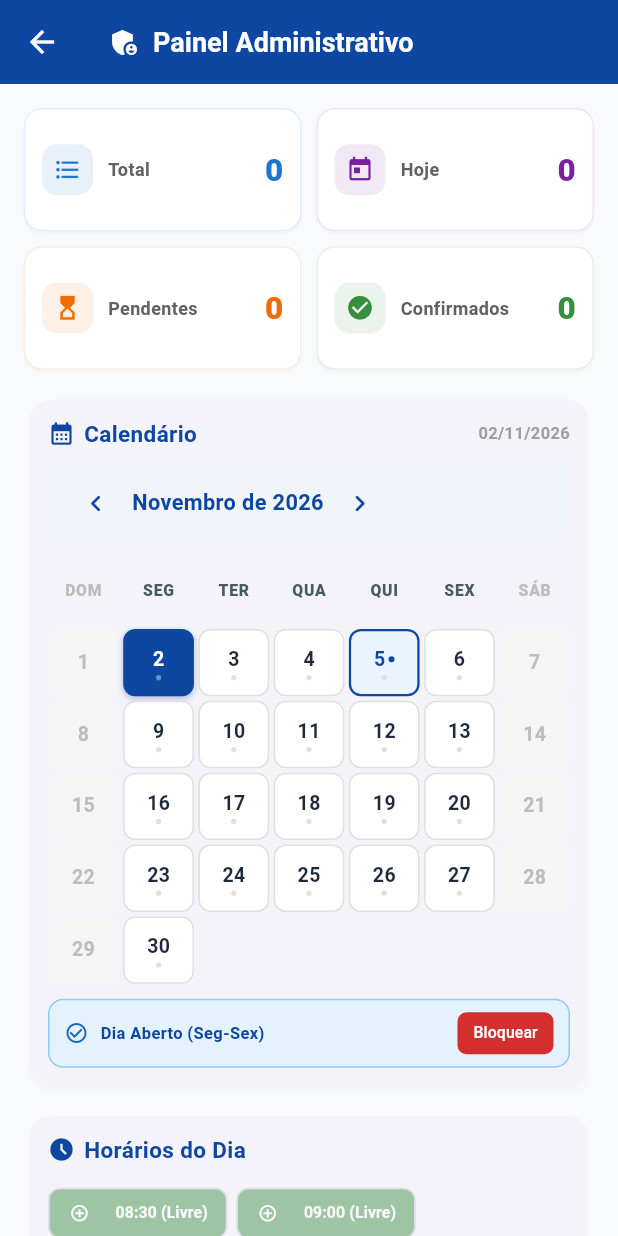
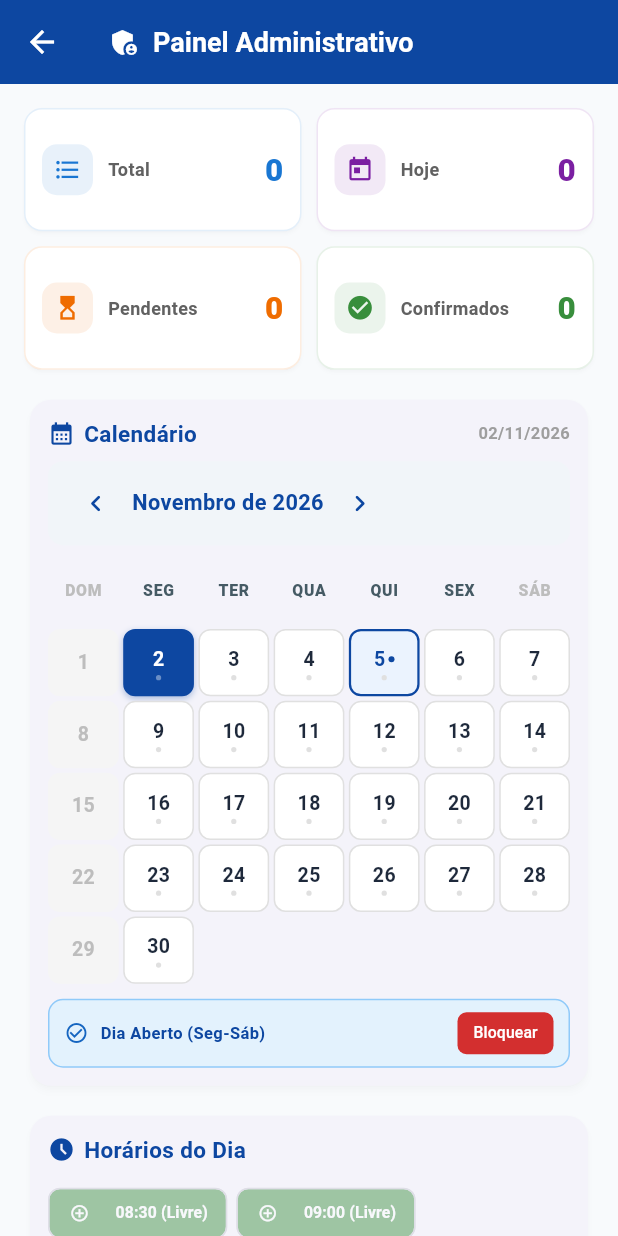
Before and after one commit to tecnologiadigitalitajuba/agendamento_itaplacas, a Flutter app: the TelaAdmin screen opened directly, after a tap on the "chevron left" icon, after a tap on the "chevron right" icon, on a phone screen of 412 x 824 dp. Run offline on Flutter 3.47's test engine with Material 3 defaults, Android fonts, the light colour scheme and no system bars; our stand-ins replace cloud_firestore, firebase_core, shared_preferences; accounts and stored records are empty.

Commit message:
Liberacao dos sabados exclusivamente para o administrador (mantendo sabados bloqueados para clientes)

```diff
--- a/lib/main.dart
+++ b/lib/main.dart
@@ -402,7 +402,7 @@ Widget mobilePreview() {
   return const MaterialApp(
     home: Center(
       child: SizedBox(
-        width: 300,
+        width: 350,
         height: 800,
         child: TelaPrincipal(),
       ),
--- a/lib/services/agendamento_store.dart
+++ b/lib/services/agendamento_store.dart
@@ -89,8 +89,17 @@ class AgendamentoStore extends ValueNotifier<List<Agendamento>> {
     return data.weekday >= DateTime.monday && data.weekday <= DateTime.friday;
   }
 
+  bool isDiaUtilAdmin(DateTime data) {
+    return data.weekday >= DateTime.monday && data.weekday <= DateTime.saturday;
+  }
+
   bool isDiaBloqueado(DateTime data) {
     if (!isDiaUtil(data)) return true; // Fim de semana desativado
+    return diasBloqueados.value.contains(formatarChaveData(data));
+  }
+
+  bool isDiaBloqueadoAdmin(DateTime data) {
+    if (data.weekday == DateTime.sunday) return true; // Domingo desativado
     return diasBloqueados.value.contains(formatarChaveData(data));
   }
 
--- a/lib/tela_admin.dart
+++ b/lib/tela_admin.dart
@@ -23,7 +23,7 @@ class _TelaAdminState extends State<TelaAdmin> {
   @override
   void initState() {
     super.initState();
-    while (!store.isDiaUtil(dataSelecionadaAdmin)) {
+    while (!store.isDiaUtilAdmin(dataSelecionadaAdmin)) {
       dataSelecionadaAdmin = dataSelecionadaAdmin.add(const Duration(days: 1));
     }
   }
@@ -93,8 +93,8 @@ class _TelaAdminState extends State<TelaAdmin> {
       final isSelecionado = dataAtual.year == dataSelecionadaAdmin.year &&
           dataAtual.month == dataSelecionadaAdmin.month &&
           dataAtual.day == dataSelecionadaAdmin.day;
-      final isFimDeSemana = dataAtual.weekday == DateTime.saturday || dataAtual.weekday == DateTime.sunday;
-      final isBloqueado = store.isDiaBloqueado(dataAtual);
+      final isFimDeSemana = dataAtual.weekday == DateTime.sunday;
+      final isBloqueado = store.isDiaBloqueadoAdmin(dataAtual);
       final qtd = _getQtdAgendamentosNoDia(lista, dataAtual);
 
       Color bgColor;
@@ -258,7 +258,7 @@ class _TelaAdminState extends State<TelaAdmin> {
                         onPressed: () {
                           setState(() {
                             dataSelecionadaAdmin = DateTime(dataSelecionadaAdmin.year, dataSelecionadaAdmin.month - 1, 1);
-                            while (!store.isDiaUtil(dataSelecionadaAdmin) && dataSelecionadaAdmin.day < 28) {
+                            while (!store.isDiaUtilAdmin(dataSelecionadaAdmin) && dataSelecionadaAdmin.day < 28) {
                               dataSelecionadaAdmin = dataSelecionadaAdmin.add(const Duration(days: 1));
                             }
                           });
@@ -276,7 +276,7 @@ class _TelaAdminState extends State<TelaAdmin> {
                         onPressed: () {
                           setState(() {
                             dataSelecionadaAdmin = DateTime(dataSelecionadaAdmin.year, dataSelecionadaAdmin.month + 1, 1);
-                            while (!store.isDiaUtil(dataSelecionadaAdmin) && dataSelecionadaAdmin.day < 28) {
+                            while (!store.isDiaUtilAdmin(dataSelecionadaAdmin) && dataSelecionadaAdmin.day < 28) {
                               dataSelecionadaAdmin = dataSelecionadaAdmin.add(const Duration(days: 1));
                             }
                           });
@@ -295,7 +295,7 @@ class _TelaAdminState extends State<TelaAdmin> {
                       onPressed: () {
                         setState(() {
                           var h = DateTime.now();
-                          while (!store.isDiaUtil(h)) {
+                          while (!store.isDiaUtilAdmin(h)) {
                             h = h.add(const Duration(days: 1));
                           }
                           dataSelecionadaAdmin = h;
@@ -439,7 +439,7 @@ class _TelaAdminState extends State<TelaAdmin> {
                         ValueListenableBuilder<Set<String>>(
                           valueListenable: store.diasBloqueados,
                           builder: (context, dias, child) {
-                            final ehDiaBloqueado = store.isDiaBloqueado(dataSelecionadaAdmin);
+                            final ehDiaBloqueado = store.isDiaBloqueadoAdmin(dataSelecionadaAdmin);
                             return Container(
                               padding: const EdgeInsets.symmetric(horizontal: 10, vertical: 8),
                               decoration: BoxDecoration(
@@ -457,7 +457,7 @@ class _TelaAdminState extends State<TelaAdmin> {
                                   const SizedBox(width: 8),
                                   Expanded(
                                     child: Text(
-                                      ehDiaBloqueado ? 'Dia Bloqueado' : 'Dia Aberto (Seg-Sex)',
+                                      ehDiaBloqueado ? 'Dia Bloqueado' : 'Dia Aberto (Seg-Sáb)',
                                       style: TextStyle(
                                         color: ehDiaBloqueado ? Colors.red.shade900 : Colors.blue.shade900,
                                         fontWeight: FontWeight.bold,
@@ -511,7 +511,7 @@ class _TelaAdminState extends State<TelaAdmin> {
                           valueListenable: store.horariosBloqueados,
                           builder: (context, horarios, child) {
                             final chaveData = AgendamentoStore.formatarChaveData(dataSelecionadaAdmin);
-                            final ehDiaBloqueado = store.isDiaBloqueado(dataSelecionadaAdmin);
+                            final ehDiaBloqueado = store.isDiaBloqueadoAdmin(dataSelecionadaAdmin);
 
                             return Wrap(
                               spacing: 6,
@@ -1506,19 +1506,12 @@ class _TelaAdminState extends State<TelaAdmin> {
   }
 }
 
-@Preview()
-Widget telaAdminPreview() {
-  return const MaterialApp(
-    home: TelaAdmin(),
-  );
-}
-
-@Preview(name: 'Celular 300x800')
+@Preview(name: 'Celular 350x800')
 Widget telaAdminMobilePreview() {
   return const MaterialApp(
     home: Center(
       child: SizedBox(
-        width: 300,
+        width: 350,
         height: 800,
         child: TelaAdmin(),
       ),
--- a/lib/tela_agendamento.dart
+++ b/lib/tela_agendamento.dart
@@ -998,12 +998,12 @@ Widget telaAgendamentoPreview() {
   );
 }
 
-@Preview(name: 'Celular 300x800')
+@Preview(name: 'Celular 350x800')
 Widget telaAgendamentoMobilePreview() {
   return const MaterialApp(
     home: Center(
       child: SizedBox(
-        width: 300,
+        width: 350,
         height: 800,
         child: TelaAgendamento(),
       ),
```
